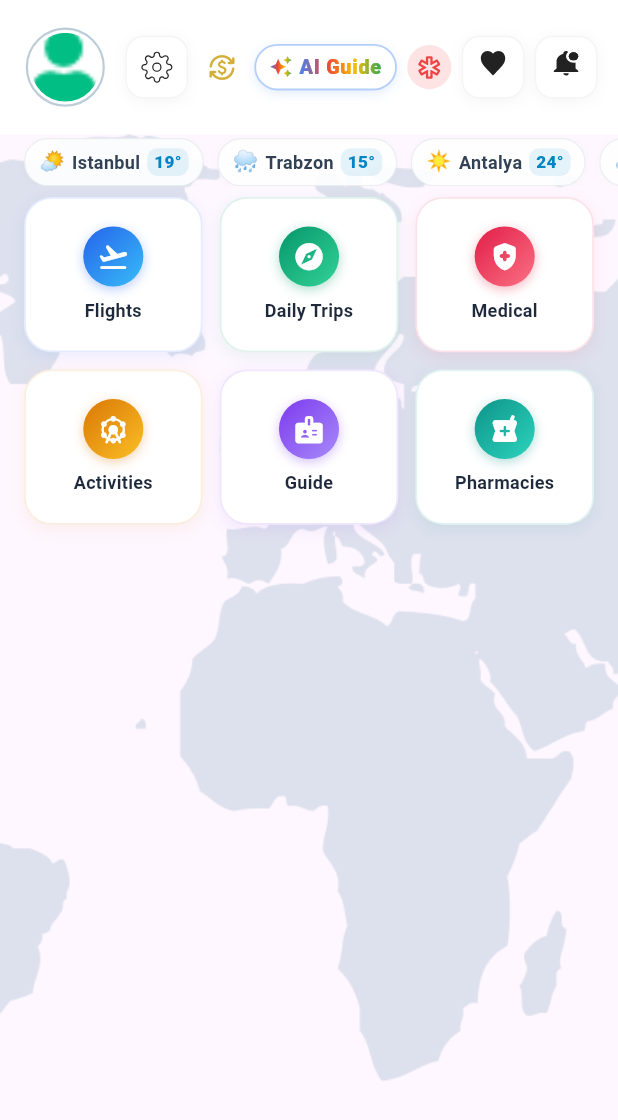
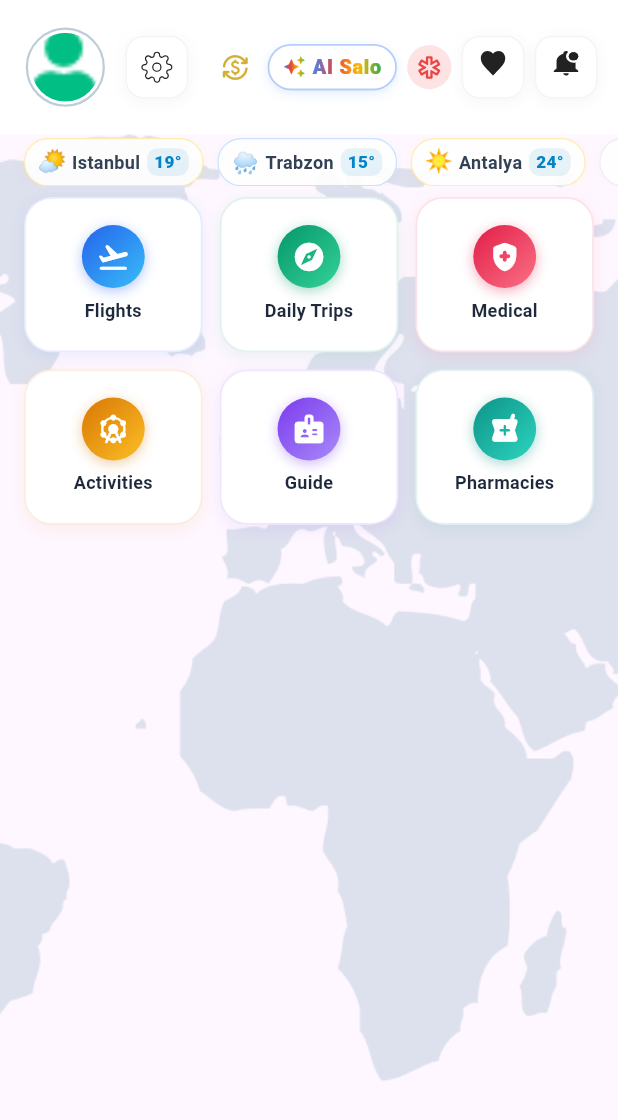
Before and after one commit to salah97nashaat/TravelWin-Plus, a Flutter app: the HomeScreen screen opened directly, on a phone screen of 412 x 824 dp. Shown: the top 1120 px of the screen. Run offline on Flutter 3.47's test engine with Material 3 defaults, Android fonts, the phone set to English and light mode, and no system bars; drawn by our look-alikes of upgrader; our stand-ins replace auto_size_text, cached_network_image, carousel_slider, chewie, convex_bottom_bar, dio and 28 more; missing offline and left inert: applovin_max, pay; accounts and stored records are empty; network calls fail; statements that could not run were skipped; project files that could hold a hidden picture were left out.

Commit message:
Update naming to AI Salo, add weather and action cards animations, clean province number badge, and compact AI place button

```diff
--- a/lib/view/screens/home_screen.dart
+++ b/lib/view/screens/home_screen.dart
@@ -572,7 +572,7 @@ class _HomeScreenState extends State<HomeScreen> {
             ShaderMask(
               shaderCallback: (bounds) => googleGradient.createShader(bounds),
               child: Text(
-                Get.locale?.languageCode == 'ar' ? 'المساعد الذكي' : 'AI Guide',
+                'AI Salo',
                 style: TextStyle(
                   color: Colors.white,
                   fontSize: 11.5.sp,
@@ -649,57 +649,7 @@ class _HomeScreenState extends State<HomeScreen> {
         itemCount: citiesWeather.length,
         itemBuilder: (context, index) {
           final item = citiesWeather[index];
-          final String cityName = isAr ? item['nameAr']! : item['nameEn']!;
-          return Container(
-            margin: EdgeInsets.only(right: isAr ? 0 : 8.w, left: isAr ? 8.w : 0),
-            padding: EdgeInsets.symmetric(horizontal: 8.w, vertical: 2.h),
-            decoration: BoxDecoration(
-              color: Colors.white.withOpacity(0.9),
-              borderRadius: BorderRadius.circular(14.r),
-              border: Border.all(color: Colors.blueGrey.withOpacity(0.12), width: 0.8),
-              boxShadow: [
-                BoxShadow(
-                  color: Colors.black.withOpacity(0.02),
-                  blurRadius: 4,
-                  offset: const Offset(0, 1),
-                ),
-              ],
-            ),
-            child: Row(
-              mainAxisSize: MainAxisSize.min,
-              children: [
-                Text(
-                  item['icon']!,
-                  style: TextStyle(fontSize: 12.sp),
-                ),
-                SizedBox(width: 4.w),
-                Text(
-                  cityName,
-                  style: TextStyle(
-                    fontSize: 10.5.sp,
-                    fontWeight: FontWeight.w700,
-                    color: const Color(0xFF334155),
-                  ),
-                ),
-                SizedBox(width: 4.w),
-                Container(
-                  padding: EdgeInsets.symmetric(horizontal: 4.w, vertical: 1.h),
-                  decoration: BoxDecoration(
-                    color: const Color(0xFF0284C7).withOpacity(0.1),
-                    borderRadius: BorderRadius.circular(6.r),
-                  ),
-                  child: Text(
-                    item['temp']!,
-                    style: TextStyle(
-                      fontSize: 10.sp,
-                      fontWeight: FontWeight.w800,
-                      color: const Color(0xFF0284C7),
-                    ),
-                  ),
-                ),
-              ],
-            ),
-          );
+          return AnimatedWeatherChip(item: item, isAr: isAr);
         },
       ),
     );
@@ -732,8 +682,141 @@ class _HomeScreenState extends State<HomeScreen> {
   }
 }
 
-// Modern Home Action Button (Colorful & Sleek)
-class HomeActionItem extends StatelessWidget {
+// Animated Weather Chip with Dynamic Weather Micro-Animations
+class AnimatedWeatherChip extends StatefulWidget {
+  final Map<String, dynamic> item;
+  final bool isAr;
+
+  const AnimatedWeatherChip({
+    super.key,
+    required this.item,
+    required this.isAr,
+  });
+
+  @override
+  State<AnimatedWeatherChip> createState() => _AnimatedWeatherChipState();
+}
+
+class _AnimatedWeatherChipState extends State<AnimatedWeatherChip>
+    with SingleTickerProviderStateMixin {
+  late AnimationController _animController;
+  late Animation<double> _anim;
+
+  @override
+  void initState() {
+    super.initState();
+    _animController = AnimationController(
+      duration: const Duration(milliseconds: 1800),
+      vsync: this,
+    )..repeat(reverse: true);
+    _anim = Tween<double>(begin: -1.5, end: 1.5).animate(
+      CurvedAnimation(parent: _animController, curve: Curves.easeInOut),
+    );
+  }
+
+  @override
+  void dispose() {
+    _animController.dispose();
+    super.dispose();
+  }
+
+  @override
+  Widget build(BuildContext context) {
+    final String icon = widget.item['icon']!;
+    final bool isRain = icon.contains('🌧️') || icon.contains('🌦️');
+    final bool isSun = icon.contains('☀️') || icon.contains('🌤️');
+    final String cityName =
+        widget.isAr ? widget.item['nameAr']! : widget.item['nameEn']!;
+
+    return Container(
+      margin: EdgeInsets.only(
+          right: widget.isAr ? 0 : 8.w, left: widget.isAr ? 8.w : 0),
+      padding: EdgeInsets.symmetric(horizontal: 8.w, vertical: 2.h),
+      decoration: BoxDecoration(
+        color: Colors.white.withOpacity(0.92),
+        borderRadius: BorderRadius.circular(14.r),
+        border: Border.all(
+          color: isSun
+              ? Colors.amber.withOpacity(0.3)
+              : (isRain
+                  ? Colors.blue.withOpacity(0.25)
+                  : Colors.blueGrey.withOpacity(0.12)),
+          width: 0.8,
+        ),
+        boxShadow: [
+          BoxShadow(
+            color: isSun
+                ? Colors.amber.withOpacity(0.08)
+                : Colors.black.withOpacity(0.02),
+            blurRadius: 5,
+            offset: const Offset(0, 1),
+          ),
+        ],
+      ),
+      child: Row(
+        mainAxisSize: MainAxisSize.min,
+        children: [
+          AnimatedBuilder(
+            animation: _anim,
+            builder: (context, child) {
+              if (isSun) {
+                // Sun pulses with smooth scale
+                return Transform.scale(
+                  scale: 1.0 + (_anim.value.abs() * 0.1),
+                  child: child,
+                );
+              } else if (isRain) {
+                // Rain gently bobs up/down like falling droplets
+                return Transform.translate(
+                  offset: Offset(0, _anim.value),
+                  child: child,
+                );
+              } else {
+                // Clouds gently drift horizontally
+                return Transform.translate(
+                  offset: Offset(_anim.value, 0),
+                  child: child,
+                );
+              }
+            },
+            child: Text(
+              icon,
+              style: TextStyle(fontSize: 12.sp),
+            ),
+          ),
+          SizedBox(width: 4.w),
+          Text(
+            cityName,
+            style: TextStyle(
+              fontSize: 10.5.sp,
+              fontWeight: FontWeight.w700,
+              color: const Color(0xFF334155),
+            ),
+          ),
+          SizedBox(width: 4.w),
+          Container(
+            padding: EdgeInsets.symmetric(horizontal: 4.w, vertical: 1.h),
+            decoration: BoxDecoration(
+              color: const Color(0xFF0284C7).withOpacity(0.1),
+              borderRadius: BorderRadius.circular(6.r),
+            ),
+            child: Text(
+              widget.item['temp']!,
+              style: TextStyle(
+                fontSize: 10.sp,
+                fontWeight: FontWeight.w800,
+                color: const Color(0xFF0284C7),
+              ),
+            ),
+          ),
+        ],
+      ),
+    );
+  }
+}
+
+// Modern Animated Home Action Button (Pulse Glow & Spring Tap)
+class HomeActionItem extends StatefulWidget {
   final String title;
   final IconData icon;
   final List<Color> gradientColors;
@@ -748,18 +831,50 @@ class HomeActionItem extends StatelessWidget {
   });
 
   @override
+  State<HomeActionItem> createState() => _HomeActionItemState();
+}
+
+class _HomeActionItemState extends State<HomeActionItem>
+    with SingleTickerProviderStateMixin {
+  late AnimationController _pulseController;
+  late Animation<double> _pulseAnimation;
+  bool _isPressed = false;
+
+  @override
+  void initState() {
+    super.initState();
+    _pulseController = AnimationController(
+      duration: const Duration(milliseconds: 2200),
+      vsync: this,
+    )..repeat(reverse: true);
+    _pulseAnimation = Tween<double>(begin: 0.95, end: 1.05).animate(
+      CurvedAnimation(parent: _pulseController, curve: Curves.easeInOut),
+    );
+  }
+
+  @override
+  void dispose() {
+    _pulseController.dispose();
+    super.dispose();
+  }
+
+  @override
   Widget build(BuildContext context) {
-    return Container(
+    return AnimatedScale(
+      scale: _isPressed ? 0.93 : 1.0,
+      duration: const Duration(milliseconds: 120),
+      curve: Curves.easeOut,
+      child: Container(
         decoration: BoxDecoration(
           color: Colors.white,
           borderRadius: BorderRadius.circular(16.r),
           border: Border.all(
-          color: gradientColors.first.withOpacity(0.12),
+            color: widget.gradientColors.first.withOpacity(0.12),
             width: 1.2,
           ),
           boxShadow: [
             BoxShadow(
-            color: gradientColors.first.withOpacity(0.08),
+              color: widget.gradientColors.first.withOpacity(0.08),
               blurRadius: 8,
               offset: const Offset(0, 3),
             ),
@@ -768,39 +883,51 @@ class HomeActionItem extends StatelessWidget {
         child: Material(
           color: Colors.transparent,
           child: InkWell(
-          onTap: onTap,
+            onTap: widget.onTap,
+            onTapDown: (_) => setState(() => _isPressed = true),
+            onTapUp: (_) => setState(() => _isPressed = false),
+            onTapCancel: () => setState(() => _isPressed = false),
             borderRadius: BorderRadius.circular(16.r),
             child: Padding(
               padding: EdgeInsets.symmetric(vertical: 6.h, horizontal: 4.w),
               child: Column(
                 mainAxisAlignment: MainAxisAlignment.center,
                 children: [
-                Container(
+                  AnimatedBuilder(
+                    animation: _pulseAnimation,
+                    builder: (context, child) {
+                      return Transform.scale(
+                        scale: _pulseAnimation.value,
+                        child: Container(
                           padding: EdgeInsets.all(8.w),
                           decoration: BoxDecoration(
                             gradient: LinearGradient(
-                      colors: gradientColors,
+                              colors: widget.gradientColors,
                               begin: Alignment.topLeft,
                               end: Alignment.bottomRight,
                             ),
                             shape: BoxShape.circle,
                             boxShadow: [
                               BoxShadow(
-                        color: gradientColors.first.withOpacity(0.32),
-                        blurRadius: 6,
+                                color: widget.gradientColors.first
+                                    .withOpacity(0.35 * _pulseAnimation.value),
+                                blurRadius: 6 * _pulseAnimation.value,
                                 offset: const Offset(0, 2),
                               ),
                             ],
                           ),
                           child: Icon(
-                    icon,
+                            widget.icon,
                             color: Colors.white,
                             size: 19.sp,
                           ),
                         ),
+                      );
+                    },
+                  ),
                   SizedBox(height: 6.h),
                   Text(
-                  title.tr,
+                    widget.title.tr,
                     textAlign: TextAlign.center,
                     maxLines: 1,
                     overflow: TextOverflow.ellipsis,
@@ -816,6 +943,7 @@ class HomeActionItem extends StatelessWidget {
             ),
           ),
         ),
+      ),
     );
   }
 }
--- a/lib/view/screens/tools/travel_ai_assistant_screen.dart
+++ b/lib/view/screens/tools/travel_ai_assistant_screen.dart
@@ -95,11 +95,11 @@ class _TravelAIAssistantScreenState extends State<TravelAIAssistantScreen> {
 
     final welcomeText = _contextPlaceName != null
         ? (isAr
-            ? 'أهلاً بك! أنا رفيقك السياحي الذكي 🌟\nأنا جاهز لمساعدتك بكل ما يخص ($_contextPlaceName)!\nما الذي تود معرفته عن هذا المكان؟'
-            : 'Welcome! I am your AI Travel Concierge 🌟\nI am ready to help you with everything about ($_contextPlaceName)!\nWhat would you like to know about this spot?')
+            ? 'أهلاً بك! أنا AI Salo 🌟\nأنا جاهز لمساعدتك بكل ما يخص ($_contextPlaceName)!\nما الذي تود معرفته عن هذا المكان؟'
+            : 'Welcome! I am AI Salo 🌟\nI am ready to help you with everything about ($_contextPlaceName)!\nWhat would you like to know about this spot?')
         : (isAr
-            ? 'مرحباً بك! أنا رفيقك السياحي الذكي من TravelWin Plus 🌟\nكيف يمكنني مساعدتك في التخطيط لرحلتك، واقتراح أفضل الأماكن، أو نصائح السفر؟'
-            : 'Welcome! I am your AI Travel Concierge from TravelWin Plus 🌟\nHow can I help you plan your itinerary, recommend top attractions, or share essential travel tips?');
+            ? 'مرحباً بك! أنا AI Salo من TravelWin Plus 🌟\nكيف يمكنني مساعدتك في التخطيط لرحلتك، واقتراح أفضل الأماكن، أو نصائح السفر؟'
+            : 'Welcome! I am AI Salo from TravelWin Plus 🌟\nHow can I help you plan your itinerary, recommend top attractions, or share essential travel tips?');
 
     _messages = [
       _ChatMessage(
@@ -241,18 +241,9 @@ class _TravelAIAssistantScreenState extends State<TravelAIAssistantScreen> {
               child: const Icon(Icons.auto_awesome, color: goldAccent, size: 18),
             ),
             SizedBox(width: 8.w),
-            Column(
-              crossAxisAlignment: CrossAxisAlignment.start,
-              children: [
-                Text(
-                  isAr ? 'المساعد السياحي الذكي' : 'AI Travel Concierge',
-                  style: TextStyle(fontSize: 16.sp, fontWeight: FontWeight.bold, color: Colors.white),
-                ),
-                Text(
-                  isAr ? 'مدعوم بالذكاء الاصطناعي • متصل' : 'AI Powered • Online',
-                  style: TextStyle(fontSize: 10.sp, color: Colors.greenAccent),
-                ),
-              ],
+            Text(
+              'AI Salo',
+              style: TextStyle(fontSize: 17.sp, fontWeight: FontWeight.bold, color: Colors.white),
             ),
           ],
         ),
@@ -344,7 +335,7 @@ class _TravelAIAssistantScreenState extends State<TravelAIAssistantScreen> {
                       textInputAction: TextInputAction.send,
                       onSubmitted: _sendMessage,
                       decoration: InputDecoration(
-                        hintText: isAr ? 'اسأل المساعد الذكي عن أي مكان...' : 'Ask the AI Guide anything...',
+                        hintText: isAr ? 'اسأل AI Salo عن أي مكان...' : 'Ask AI Salo anything...',
                         hintStyle: TextStyle(fontSize: 13.sp, color: Colors.grey),
                         contentPadding: EdgeInsets.symmetric(horizontal: 16.w, vertical: 10.h),
                         filled: true,
```
Also changed, not shown: lib/view/screens/settings_screen.dart (+7 -22 lines), lib/view/screens/tourism_areas/place_details.dart (+18 -21 lines), lib/view/widgets/tourism_place.dart (+6 -9 lines). Lines whose indentation alone changed are shown as unchanged.
